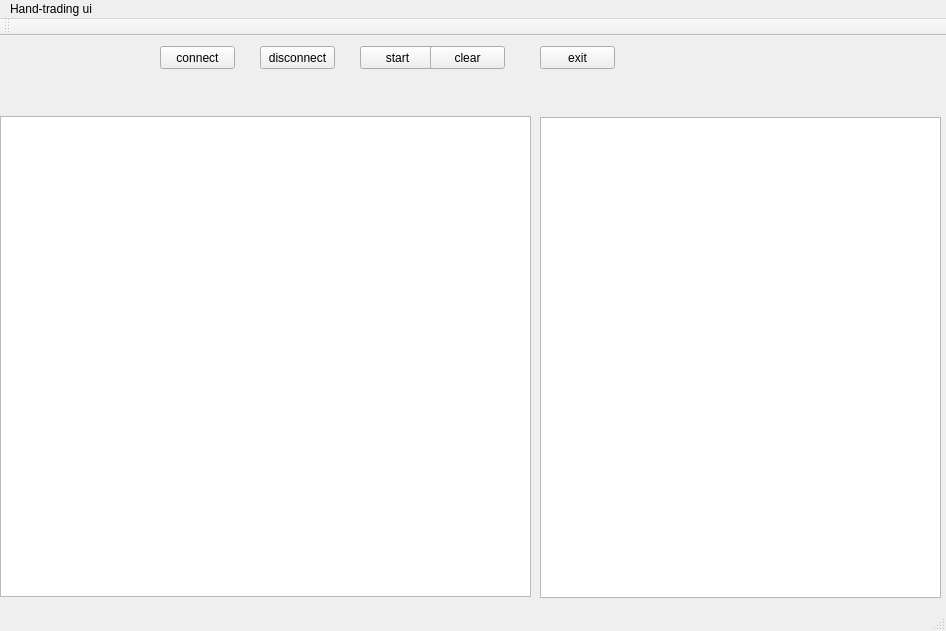
The window that mainwindow.ui (AndyHudsonDev/CryptoUI) describes before a commit, drawn with Qt 5.
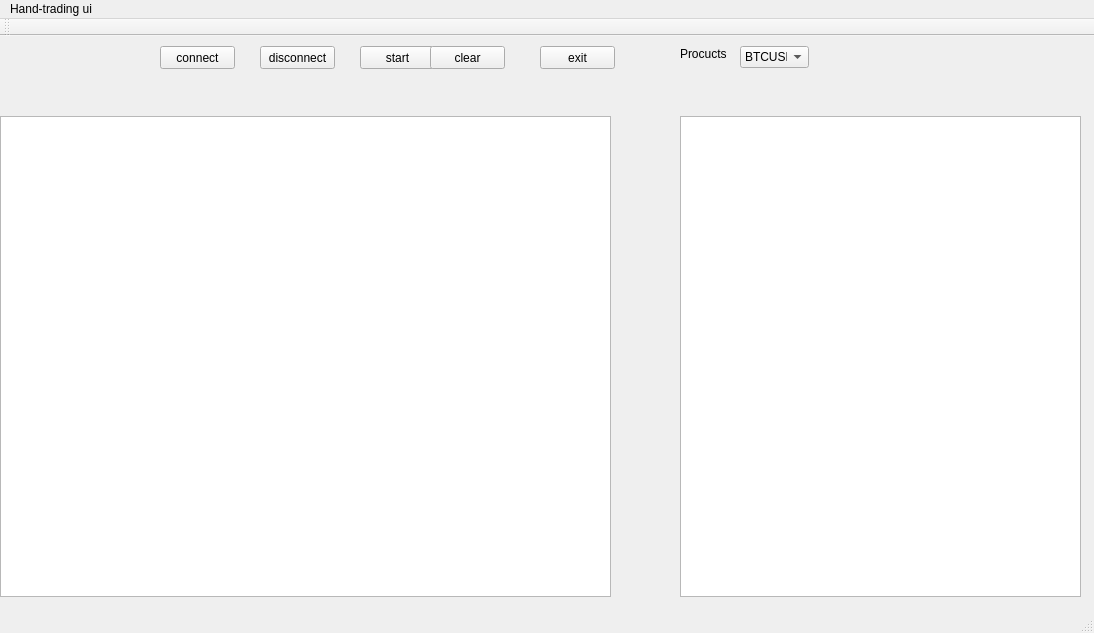
The same window after the commit.

Patch:
```diff
--- a/mainwindow.ui
+++ b/mainwindow.ui
@@ -6,8 +6,8 @@
    <rect>
     <x>0</x>
     <y>0</y>
-    <width>946</width>
-    <height>631</height>
+    <width>1094</width>
+    <height>633</height>
    </rect>
   </property>
   <property name="windowTitle">
@@ -45,7 +45,7 @@
      <rect>
       <x>0</x>
       <y>80</y>
-      <width>531</width>
+      <width>611</width>
       <height>481</height>
      </rect>
     </property>
@@ -66,8 +66,8 @@
    <widget class="QTableView" name="tv2">
     <property name="geometry">
      <rect>
-      <x>540</x>
-      <y>81</y>
+      <x>680</x>
+      <y>80</y>
       <width>401</width>
       <height>481</height>
      </rect>
@@ -99,13 +99,46 @@
      <string>disconnect</string>
     </property>
    </widget>
+   <widget class="QComboBox" name="comboBox">
+    <property name="geometry">
+     <rect>
+      <x>740</x>
+      <y>10</y>
+      <width>69</width>
+      <height>22</height>
+     </rect>
+    </property>
+    <item>
+     <property name="text">
+      <string>BTCUSD</string>
+     </property>
+    </item>
+    <item>
+     <property name="text">
+      <string>ETHUSD</string>
+     </property>
+    </item>
+   </widget>
+   <widget class="QLabel" name="label">
+    <property name="geometry">
+     <rect>
+      <x>680</x>
+      <y>10</y>
+      <width>47</width>
+      <height>16</height>
+     </rect>
+    </property>
+    <property name="text">
+     <string>Procucts</string>
+    </property>
+   </widget>
   </widget>
   <widget class="QMenuBar" name="menuBar">
    <property name="geometry">
     <rect>
      <x>0</x>
      <y>0</y>
-     <width>946</width>
+     <width>1094</width>
      <height>21</height>
     </rect>
    </property>
```
